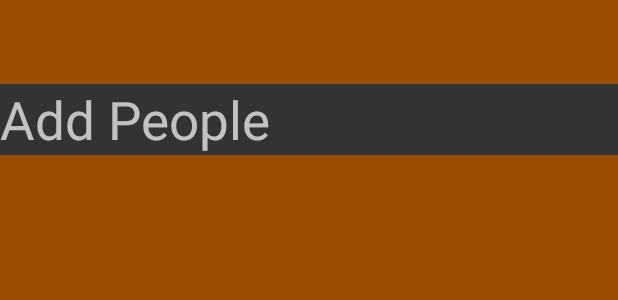
After one commit to rahul-soshte/Cool, an Android app: the layout activity_event_participant_details.xml on its own in the app's theme, with its tools: preview values and no code run, on a phone screen of 412 x 824 dp. The commit adds this screen. Shown: the top 300 px of the screen. Run offline under Robolectric (Android 15) with nearby library versions, the phone set to English and light mode, and no system bars.

Commit message:
People Search Functionality added

```diff
--- a/app/src/main/java/com/example/hunter/planstart/BackgroundWorker.java
+++ b/app/src/main/java/com/example/hunter/planstart/BackgroundWorker.java
@@ -29,6 +29,7 @@ import java.net.URLEncoder;
 public class BackgroundWorker extends AsyncTask<String,Void,String> {
     Context context;
 String user_email;
+String eventname;
 
 
     AlertDialog alertDialog;
@@ -175,7 +176,7 @@ String Error="error";
         else if(type.equals("CreateEvent"))
         {
             try {
-                String eventname = params[1];
+                eventname = params[1];
                 user_email=params[2];
 
 
@@ -360,6 +361,7 @@ String Error="error";
         if(result.equals("Event Created"))
         {
             Intent intent=new Intent(context,EventActivity.class);
+            intent.putExtra("title",eventname);
             context.startActivity(intent);
             Toast.makeText(context,"Event Created", Toast.LENGTH_LONG).show();
 
--- a/app/src/main/java/com/example/hunter/planstart/MainActivity.java
+++ b/app/src/main/java/com/example/hunter/planstart/MainActivity.java
@@ -121,10 +121,10 @@ public class MainActivity extends AppCompatActivity implements TabLayout.OnTabSe
     @Override
     public void onTabUnselected(TabLayout.Tab tab) {
 
+
     }
     @Override
     public void onTabReselected(TabLayout.Tab tab) {
-
     }
 
 }
--- /dev/null
+++ b/app/src/main/res/layout/activity_event_participant_details.xml
@@ -0,0 +1,37 @@
+<?xml version="1.0" encoding="utf-8"?>
+<LinearLayout
+    android:id="@+id/main_layout"
+    android:orientation="vertical"
+    xmlns:android="http://schemas.android.com/apk/res/android"
+    xmlns:app="http://schemas.android.com/apk/res-auto"
+    xmlns:tools="http://schemas.android.com/tools"
+    android:layout_width="match_parent"
+    android:layout_height="match_parent"
+    tools:context="com.example.hunter.planstart.Events.EventParticipantDetails">
+
+    <!-- our toolbar -->
+    <android.support.v7.widget.Toolbar
+        android:id="@+id/toolbar"
+        android:layout_width="match_parent"
+        android:layout_height="wrap_content"
+        android:background="?attr/colorPrimary"
+        android:minHeight="?attr/actionBarSize"
+        android:theme="@style/ThemeOverlay.AppCompat.Dark.ActionBar"
+        app:popupTheme="@style/ThemeOverlay.AppCompat.Light"/>
+
+
+<TextView
+    android:id="@+id/addpeep"
+    android:layout_width="match_parent"
+    android:layout_height="wrap_content"
+    android:textSize="35dp"
+    android:text="Add People"
+android:background="@color/oil"
+    />
+    <ListView
+        android:id="@+id/list"
+        android:layout_width="fill_parent"
+        android:layout_height="wrap_content"
+        android:background="@color/oil" />
+
+</LinearLayout>
--- a/app/src/main/res/layout/venuetab2.xml
+++ b/app/src/main/res/layout/venuetab2.xml
@@ -10,7 +10,6 @@
         android:id="@+id/textView"
         android:layout_width="match_parent"
         android:layout_height="match_parent"
-
         android:text="Plan Room"
         android:background="@color/oil"
         android:textAppearance="?android:attr/textAppearanceLarge"/>
--- a/app/src/main/res/values/dimens.xml
+++ b/app/src/main/res/values/dimens.xml
@@ -3,5 +3,6 @@
     <dimen name="activity_horizontal_margin">16dp</dimen>
     <dimen name="activity_vertical_margin">16dp</dimen>
     <dimen name="g_top_margin">100dp</dimen>
+    <dimen name="fab_margin">16dp</dimen>
 
 </resources>
--- a/app/src/main/res/values/strings.xml
+++ b/app/src/main/res/values/strings.xml
@@ -73,5 +73,6 @@
     <!-- Server Client ID.  This should be a valid Web OAuth 2.0 Client ID obtained
          from https://console.developers.google.com/ -->
     <string name="server_client_id">300801915076-jcd15ou7n4o87kmcu1gno2114urrnu44.apps.googleusercontent.com</string>
+    <string name="title_activity_event_participant_details">EventParticipantDetails</string>
 
 </resources>
--- a/app/src/main/res/values/styles.xml
+++ b/app/src/main/res/values/styles.xml
@@ -28,4 +28,8 @@
         <item name="android:background">@color/primary</item>
     </style>
 
+    <style name="AppTheme.Dark.AppBarOverlay" parent="ThemeOverlay.AppCompat.Dark.ActionBar" />
+
+    <style name="AppTheme.Dark.PopupOverlay" parent="ThemeOverlay.AppCompat.Light" />
+
 </resources>
```
Also changed, not shown: app/build.gradle (+3 -6 lines), app/src/main/AndroidManifest.xml (+12 -13 lines), app/src/main/java/com/example/hunter/planstart/Events/EventActivityClass/EventActivity.java (+20 -0 lines), app/src/main/java/com/example/hunter/planstart/Events/EventParticipantDetails.java (added, +56 -0 lines), app/src/main/java/com/example/hunter/planstart/TabLayout/Tab1.java (+5 -5 lines), app/src/main/java/com/example/hunter/planstart/User/AddPeopleActivity.java (added, +211 -0 lines), app/src/main/res/layout/activity_add_people.xml (added, +20 -0 lines), app/src/main/res/layout/content_event_participant_details.xml (added, +11 -0 lines), app/src/main/res/menu/menu_event.xml (+11 -2 lines), app/src/main/java/com/example/hunter/planstart/Events/CreateEventActivity.java (line endings or trailing spaces).
